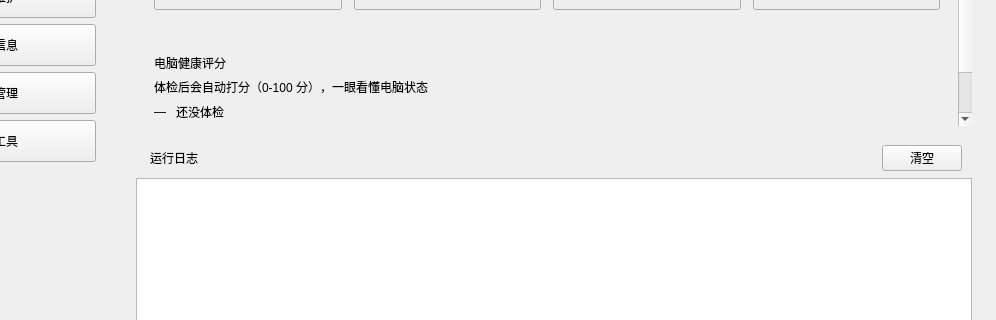
First picture: the form in src/mainwindow.ui, repository Obj4ct/WindowsTool, before the edit; both pictures show x 124 to 1120 and y 232 to 552 of the 1120 by 760 pixel window.
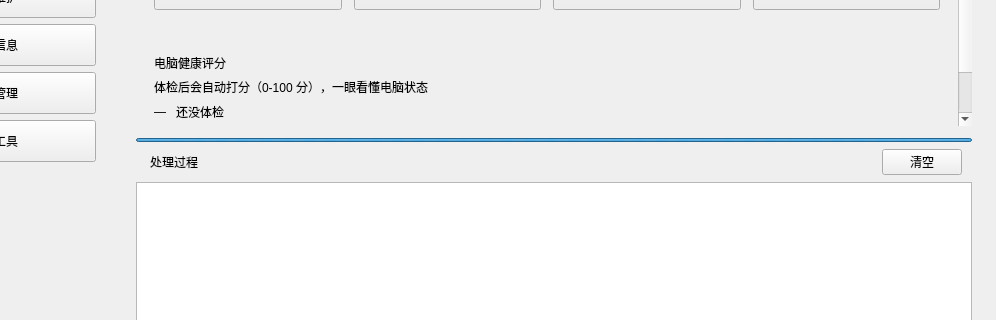
Second picture: the form after the edit.

Commit message: 耗时操作增加等待提示：命令启动后自动弹出底部「处理过程」面板与进度条，结束自动收起

What changed in the file:
```diff
--- a/src/mainwindow.ui
+++ b/src/mainwindow.ui
@@ -4221,6 +4221,28 @@
             <property name="bottomMargin">
              <number>0</number>
             </property>
+            <item>
+             <widget class="QProgressBar" name="logProgress">
+              <property name="maximumSize">
+               <size>
+                <width>16777215</width>
+                <height>4</height>
+               </size>
+              </property>
+              <property name="minimum">
+               <number>0</number>
+              </property>
+              <property name="maximum">
+               <number>0</number>
+              </property>
+              <property name="value">
+               <number>-1</number>
+              </property>
+              <property name="textVisible">
+               <bool>false</bool>
+              </property>
+             </widget>
+            </item>
             <item>
              <widget class="QWidget" name="logHeader">
               <layout class="QHBoxLayout" name="logHeaderLayout">
@@ -4242,7 +4264,7 @@
                <item>
                 <widget class="QLabel" name="logTitle">
                  <property name="text">
-                  <string>运行日志</string>
+                  <string>处理过程</string>
                  </property>
                 </widget>
                </item>
```
The commit also changes 5 other files.
